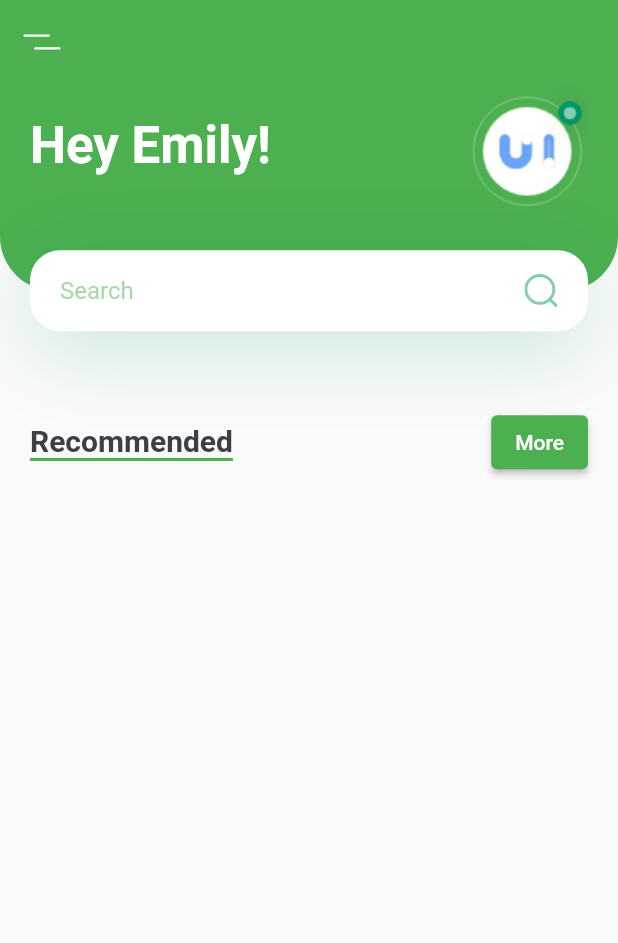
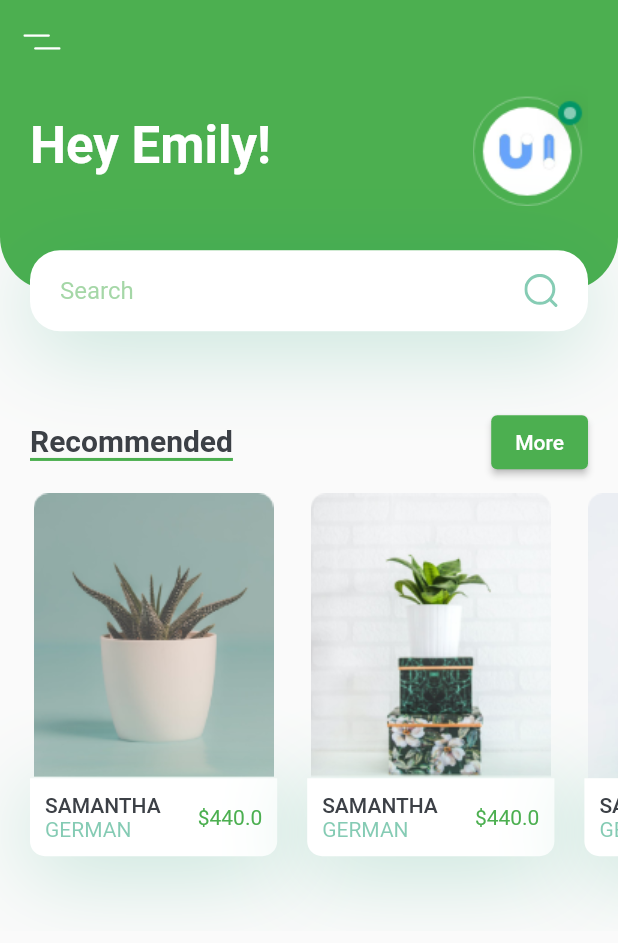
Before and after one commit to bjamyl/flutter_plantapp_ui, a Flutter app: the screen it shows after launch, on a phone screen of 412 x 824 dp. Shown: the top 943 px of the screen. Run offline on Flutter 3.47's test engine with Material 2 defaults, Android fonts, the phone set to English and light mode, and no system bars; our stand-ins replace flutter_svg.

Commit message:
created model and added dummy data and displayed plant cards

```diff
--- /dev/null
+++ b/lib/dummy_data.dart
@@ -0,0 +1,26 @@
+import 'package:flutter/material.dart';
+import './models/card.dart';
+
+const DUMMMY_PLANTS_CARDS = [
+  PlantCard(
+    id: 'c1',
+    title: 'Samantha',
+    imageDir: 'assets/images/image_1.png',
+    country: 'German',
+    price: 440.00,
+  ),
+  PlantCard(
+    id: 'c1',
+    title: 'Samantha',
+    imageDir: 'assets/images/image_2.png',
+    country: 'German',
+    price: 440.00,
+  ),
+  PlantCard(
+    id: 'c1',
+    title: 'Samantha',
+    imageDir: 'assets/images/image_3.png',
+    country: 'German',
+    price: 440.00,
+  ),
+];
--- a/lib/screens/home_screen.dart
+++ b/lib/screens/home_screen.dart
@@ -1,6 +1,6 @@
 import 'package:flutter/material.dart';
 import 'package:flutter_svg/svg.dart';
-import '../components/home_screen/body.dart';
+import '../widgets/home_screen/body.dart';
 
 class HomeScreen extends StatelessWidget {
   const HomeScreen({super.key});
--- a/lib/components/home_screen/body.dart
+++ b/lib/widgets/home_screen/body.dart
@@ -1,7 +1,7 @@
 import 'package:flutter/material.dart';
 import './header_with_searchbox.dart';
-import '../../constants.dart';
 import './recommended_title.dart';
+import './recommended_plants.dart';
 
 class Body extends StatelessWidget {
   const Body({super.key});
@@ -13,7 +13,11 @@ class Body extends StatelessWidget {
       child: Column(
         children: [
           HeaderWithSearchBox(size: size),
-          RecommendedTitle(),
+          const RecommendedTitle(),
+          const SingleChildScrollView(
+            scrollDirection: Axis.horizontal,
+            child: RecommendedPlants(),
+          )
         ],
       ),
     );
--- /dev/null
+++ b/lib/widgets/home_screen/recommended_plant_card.dart
@@ -0,0 +1,79 @@
+import 'package:flutter/material.dart';
+import '../../constants.dart';
+
+class RecommendedPlantCard extends StatelessWidget {
+  const RecommendedPlantCard({
+    super.key,
+    required this.title,
+    required this.image,
+    required this.country,
+    required this.price,
+  });
+
+  final String title, image, country;
+  final double price;
+
+  void selectPlant(BuildContext context) {}
+
+  @override
+  Widget build(BuildContext context) {
+    Size size = MediaQuery.of(context).size;
+    return Container(
+      margin: EdgeInsets.only(
+        left: kDefaultPadding,
+        top: kDefaultPadding / 2,
+        bottom: kDefaultPadding * 2.5,
+      ),
+      width: size.width * 0.4,
+      child: Column(
+        children: <Widget>[
+          Image.asset(image),
+          GestureDetector(
+            onTap: () => selectPlant(context),
+            child: Container(
+              padding: EdgeInsets.all(kDefaultPadding / 2),
+              decoration: BoxDecoration(
+                color: Colors.white,
+                borderRadius: BorderRadius.only(
+                  bottomLeft: Radius.circular(10),
+                  bottomRight: Radius.circular(10),
+                ),
+                boxShadow: [
+                  BoxShadow(
+                    offset: Offset(0, 10),
+                    blurRadius: 50,
+                    color: kPrimaryColor.withOpacity(0.23),
+                  ),
+                ],
+              ),
+              child: Row(
+                children: <Widget>[
+                  RichText(
+                    text: TextSpan(
+                      children: [
+                        TextSpan(
+                            text: "$title\n".toUpperCase(),
+                            style: Theme.of(context).textTheme.button),
+                        TextSpan(
+                          text: "$country".toUpperCase(),
+                          style: TextStyle(
+                            color: kPrimaryColor.withOpacity(0.5),
+                          ),
+                        ),
+                      ],
+                    ),
+                  ),
+                  Spacer(),
+                  Text(
+                    '\$$price',
+                    style: TextStyle(color: Colors.green),
+                  )
+                ],
+              ),
+            ),
+          )
+        ],
+      ),
+    );
+  }
+}
--- /dev/null
+++ b/lib/widgets/home_screen/recommended_plants.dart
@@ -0,0 +1,20 @@
+import 'package:flutter/material.dart';
+import '../../dummy_data.dart';
+import './recommended_plant_card.dart';
+
+class RecommendedPlants extends StatelessWidget {
+  const RecommendedPlants({super.key});
+
+  @override
+  Widget build(BuildContext context) {
+    return Row(
+      children: DUMMMY_PLANTS_CARDS
+          .map((cardData) => RecommendedPlantCard(
+              title: cardData.title,
+              image: cardData.imageDir,
+              country: cardData.country,
+              price: cardData.price))
+          .toList(),
+    );
+  }
+}
```
Also changed, not shown: lib/components/home_screen/recommended_plant_card.dart (deleted, +0 -69 lines), lib/models/card.dart (added, +16 -0 lines), lib/widgets/home_screen/header_with_searchbox.dart (renamed from lib/components/home_screen/header_with_searchbox.dart), lib/widgets/home_screen/recommended_title.dart (renamed from lib/components/home_screen/recommended_title.dart).
